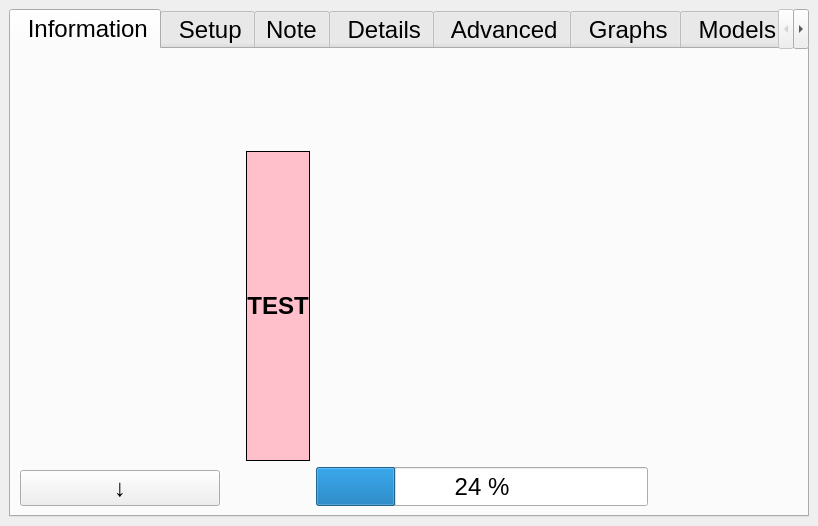
Qt form ddh/gui/gui_ddh.ui (LowellInstruments/ddh5) before a commit.
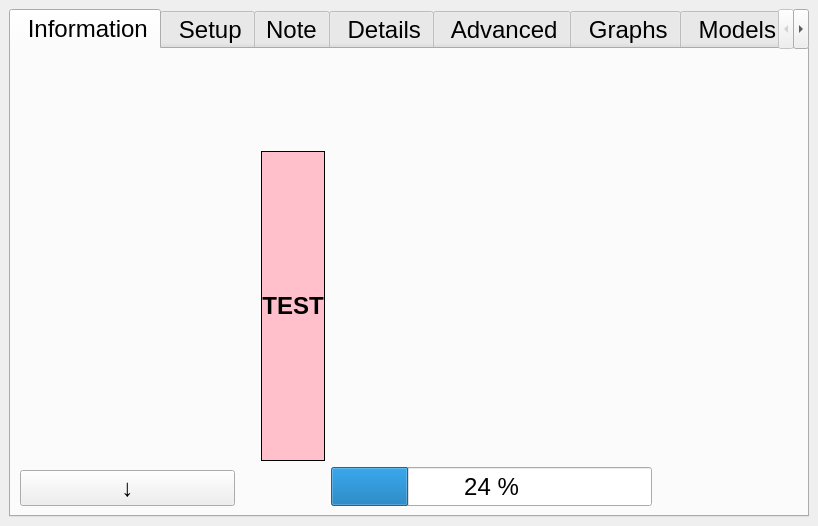
The same form after that commit. Icons and pictures are not drawn.

What changed in the file:
```diff
--- a/ddh/gui/gui_ddh.ui
+++ b/ddh/gui/gui_ddh.ui
@@ -53,7 +53,7 @@
        <attribute name="title">
         <string> Information</string>
        </attribute>
-       <layout class="QHBoxLayout" name="horizontalLayout_10" stretch="1,0,6">
+       <layout class="QHBoxLayout" name="horizontalLayout_10" stretch="2,0,5">
         <item>
          <widget class="QFrame" name="left_frame">
           <property name="minimumSize">
```
